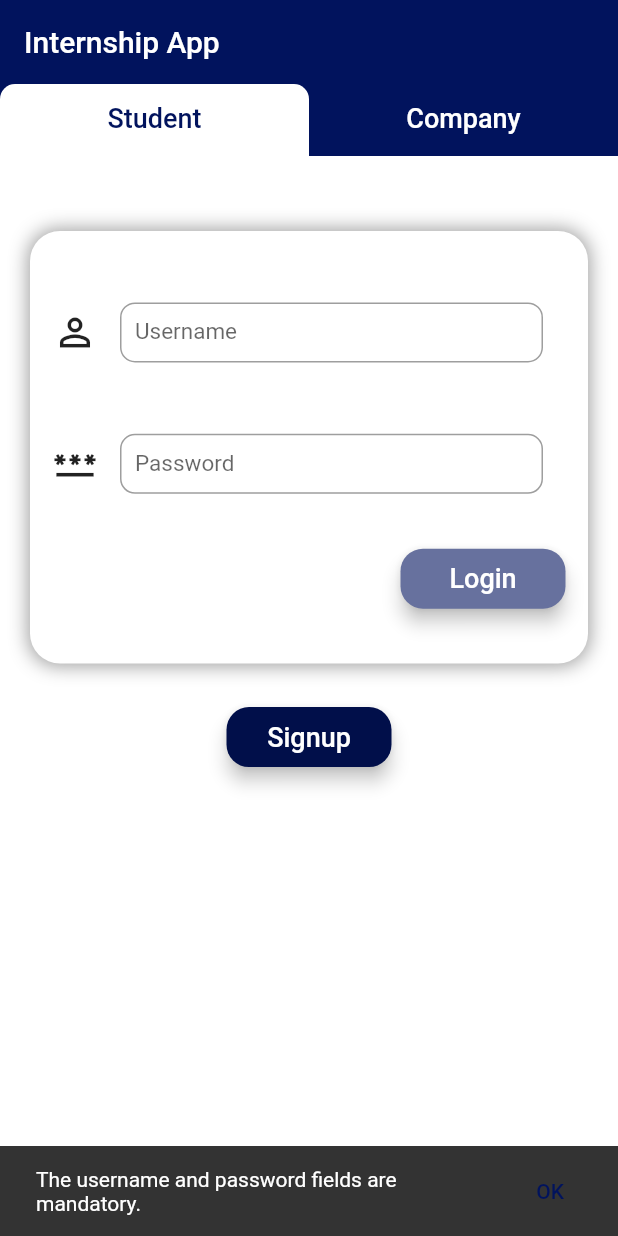
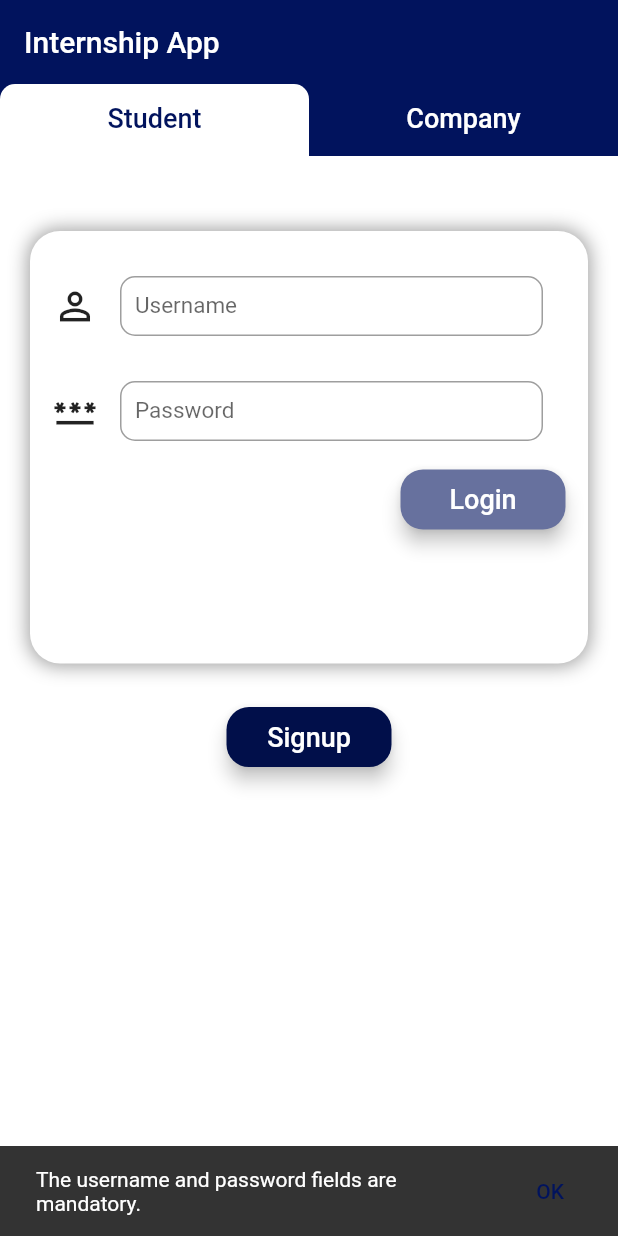
Before and after one commit to Bogdan316/internship_app, a Flutter app: the screen it shows after launch, after a tap on "Signup", on a phone screen of 412 x 824 dp. Run offline on Flutter 3.47's test engine with Material 2 defaults, Android fonts, the phone set to English and light mode, and no system bars; missing offline and left inert: mysql1.

```diff
--- a/lib/pages/login_tab.dart
+++ b/lib/pages/login_tab.dart
@@ -7,6 +7,7 @@ import 'package:internship_app_fis/exceptions/user_already_exists.dart';
 import 'package:internship_app_fis/services/user_service.dart';
 import 'package:internship_app_fis/models/user.dart';
 import 'package:internship_app_fis/base_widgets/custom_snack_bar.dart';
+import 'package:internship_app_fis/dao/base_dao.dart';
 
 class LoginTab extends StatefulWidget {
   // Login tab that handles the user signup/login, password encryption and username
@@ -52,8 +53,8 @@ class _LoginTabState extends State<LoginTab> {
     // Gets the validated form input, if it is not empty then
     // checks that a user with the same username does not exist, if true then
     // adds the new user into the database
-
     var user = _formInputValidation();
+    UserService userService = UserService(BaseDao());
 
     if (user == null) {
       return;
@@ -62,9 +63,9 @@ class _LoginTabState extends State<LoginTab> {
     try {
       // Create a new user based on the role selected in the constructor
       if (widget._userRole == 'Student') {
-        await UserService.addUser(user);
+        await userService.addUser(user);
       } else {
-        await UserService.addUser(user);
+        await userService.addUser(user);
       }
 
       final snackBar = MessageSnackBar('Success.');
@@ -87,12 +88,13 @@ class _LoginTabState extends State<LoginTab> {
     // if true then logs in the user
 
     var user = _formInputValidation();
+    UserService userService = UserService(BaseDao());
 
     if (user == null) {
       return;
     }
 
-    var userEntry = await UserService.getUser(user);
+    var userEntry = await userService.getUser(user);
 
     if (userEntry == null) {
       final snackBar = MessageSnackBar('Wrong username or password.');
@@ -155,6 +157,7 @@ class _LoginTabState extends State<LoginTab> {
                     ),
                   ],
                 ),
+                child: SingleChildScrollView(
                   child: Column(
                     mainAxisAlignment: MainAxisAlignment.spaceEvenly,
                     // Login form
@@ -236,6 +239,7 @@ class _LoginTabState extends State<LoginTab> {
                     ],
                   ),
                 ),
+              ),
               CustomElevatedButton(
                 onPressed: _signupUser,
                 label: 'Signup',
--- a/pubspec.yaml
+++ b/pubspec.yaml
@@ -36,11 +36,13 @@ dependencies:
   cupertino_icons: ^1.0.2
   mysql1: ^0.19.2
   gradle_properties: ^1.0.0
-  path_provider: any
 
 dev_dependencies:
   flutter_test:
     sdk: flutter
+  mockito:
+  build_runner:
+  test:
 
   # The "flutter_lints" package below contains a set of recommended lints to
   # encourage good coding practices. The lint set provided by the package is
```
Also changed, not shown: pubspec.lock. Lines whose indentation alone changed are shown as unchanged.
